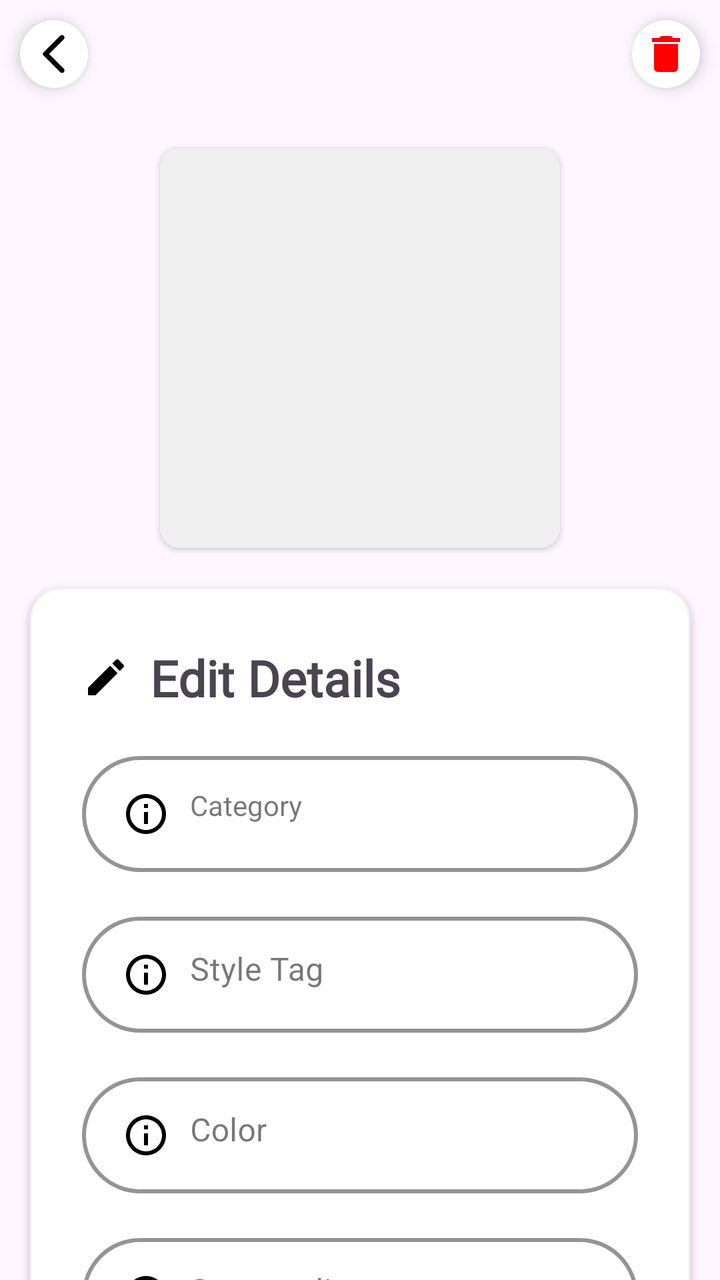
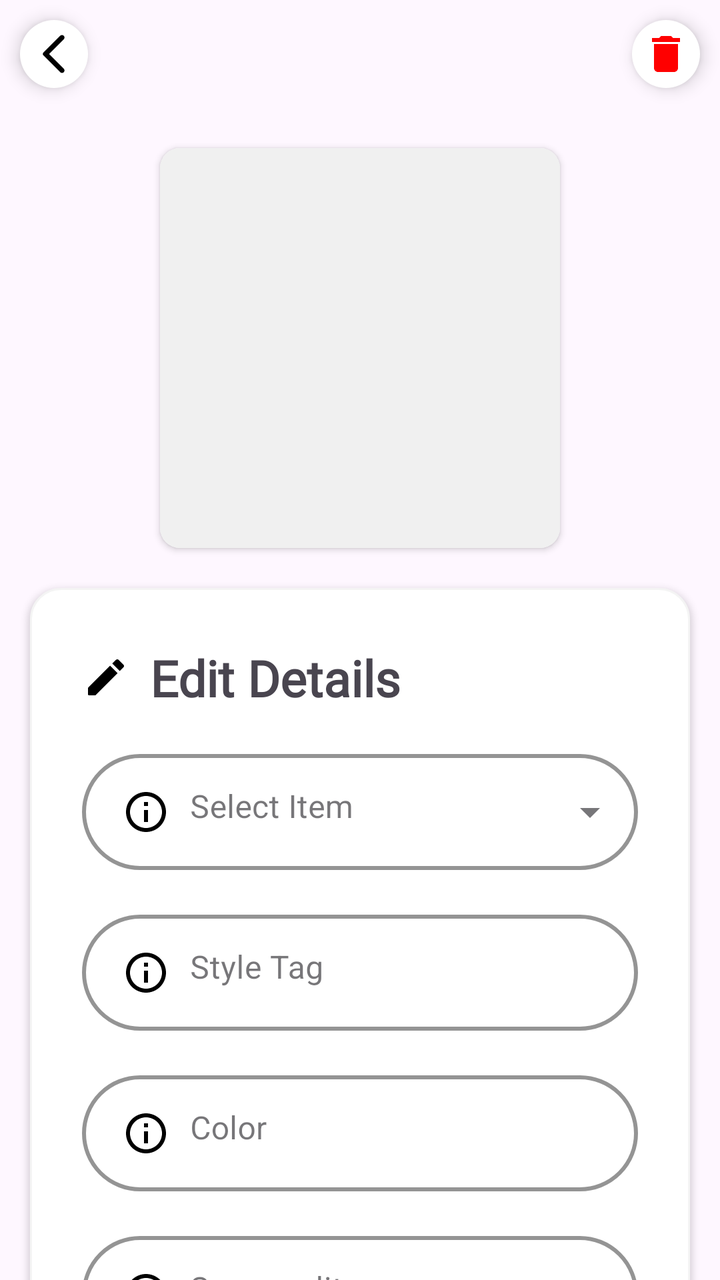

An Android layout rendered at two revisions. The XML below is the earlier revision; the diff shows what the commit changed to produce the second picture.
<!-- AndroidManifest.xml: application theme Theme.StyleWIZ_vol2 -->
<!-- res/layout/fragment_edit_details.xml -->
<?xml version="1.0" encoding="utf-8"?>
<LinearLayout xmlns:android="http://schemas.android.com/apk/res/android"
    xmlns:tools="http://schemas.android.com/tools"
    android:layout_width="match_parent"
    android:layout_height="match_parent"
    xmlns:app="http://schemas.android.com/apk/res-auto"
    android:orientation="vertical"
    tools:context=".EditDetailsFragment">

    <LinearLayout
        android:layout_width="match_parent"
        android:layout_height="wrap_content"
        android:orientation="horizontal"
        android:gravity="center_vertical">

        <ImageView
            android:layout_width="wrap_content"
            android:layout_height="wrap_content"
            android:id="@+id/backEdit"
            android:layout_margin="10dp"
            android:padding="5dp"
            android:elevation="5dp"
            android:layout_gravity="center"
            android:background="@drawable/circle_shape"
            android:src="@drawable/round_arrow_back_24" />

        <View
            android:layout_width="0dp"
            android:layout_height="0dp"
            android:layout_weight="1"/>



        <ImageView
            android:layout_width="wrap_content"
            android:layout_height="wrap_content"
            android:id="@+id/deleteEdit"
            android:layout_margin="10dp"
            android:padding="5dp"
            android:elevation="5dp"
            android:layout_gravity="center"
            android:background="@drawable/circle_shape"
            android:src="@drawable/baseline_delete_24"
            app:tint="@color/red"/>


    </LinearLayout>


    <ScrollView
        android:layout_width="match_parent"
        android:layout_height="match_parent"
        android:clipToPadding="false"
        android:padding="5dp"
        android:scrollbars="none"
        app:layout_behavior="@string/appbar_scrolling_view_behavior">

        <LinearLayout
            android:layout_width="match_parent"
            android:layout_height="wrap_content"
            android:layout_marginTop="5dp"
            android:clipToPadding="false"
            android:orientation="vertical"
            android:padding="10dp">

            <androidx.cardview.widget.CardView
                android:layout_width="200dp"
                android:layout_height="200dp"
                app:cardCornerRadius="10dp"
                android:layout_gravity="center">

                <ImageView
                    android:id="@+id/editDetailsImage"
                    android:layout_width="match_parent"
                    android:layout_height="match_parent"
                    android:adjustViewBounds="true"
                    android:scaleType="centerCrop"
                    android:contentDescription="Detail Image"
                    android:background="@color/light_gray"/>
            </androidx.cardview.widget.CardView>


            <LinearLayout
                android:id="@+id/linearLayoutEdit"
                android:layout_width="match_parent"
                android:layout_height="wrap_content"
                android:layout_marginTop="20dp"
                android:background="@drawable/edittextshape"
                android:orientation="vertical"
                android:padding="10dp"
                android:elevation="2dp"
                app:layout_constraintEnd_toEndOf="parent"
                app:layout_constraintStart_toStartOf="parent"
                app:layout_constraintTop_toBottomOf="@id/profileImg">


                <LinearLayout
                    android:layout_width="match_parent"
                    android:layout_height="match_parent"
                    android:layout_marginLeft="8dp"
                    android:layout_marginTop="10dp"
                    android:layout_marginRight="8dp"
                    android:orientation="horizontal"
                    android:padding="8dp">


                    <TextView
                        android:id="@+id/title"
                        android:layout_width="wrap_content"
                        android:layout_height="wrap_content"
                        android:layout_weight="1"
                        android:drawableLeft="@drawable/round_edit_24"
                        android:drawablePadding="10sp"
                        android:fontFamily="@font/roboto"
                        android:text="Edit Details"
                        android:textSize="25dp"
                        android:textStyle="bold" />


                </LinearLayout>


                <LinearLayout
                    android:layout_width="match_parent"
                    android:layout_height="match_parent"
                    android:layout_marginLeft="8dp"
                    android:layout_marginRight="8dp"
                    android:orientation="horizontal"
                    android:padding="8dp">


                    <com.google.android.material.textfield.TextInputLayout
                        android:id="@+id/editCategoryDetails"
                        android:layout_width="match_parent"
                        android:layout_height="wrap_content"
                        android:hint="Category"
                        style="@style/Widget.MaterialComponents.TextInputLayout.OutlinedBox"
                        app:boxBackgroundMode="outline"
                        app:boxStrokeWidth="2dp"
                        app:boxStrokeColor="@color/black"
                        app:boxCornerRadiusTopStart="30dp"
                        app:boxCornerRadiusTopEnd="30dp"
                        app:boxCornerRadiusBottomStart="30dp"
                        app:boxCornerRadiusBottomEnd="30dp"
                        app:hintTextColor="@color/blue"
                        app:hintTextAppearance="@style/FloatingHintStyle">

                        <com.google.android.material.textfield.TextInputEditText
                            android:layout_width="match_parent"
                            android:layout_height="wrap_content"
                            style="@style/Widget.MaterialComponents.TextInputLayout.OutlinedBox"
                            android:textColor="@color/black"
                            android:paddingStart="20dp"
                            android:drawableLeft="@drawable/outline_info_24"
                            android:drawablePadding="10dp"
                            android:gravity="start"/>

                    </com.google.android.material.textfield.TextInputLayout>


                </LinearLayout>


                <LinearLayout
                    android:layout_width="match_parent"
                    android:layout_height="match_parent"
                    android:layout_marginLeft="8dp"
                    android:layout_marginRight="8dp"
                    android:orientation="horizontal"
                    android:padding="8dp">


                    <com.google.android.material.textfield.TextInputLayout
                        android:id="@+id/editStyleTagDetails"
                        android:layout_width="match_parent"
                        android:layout_height="wrap_content"
                        android:hint="Style Tag"
                        style="@style/Widget.MaterialComponents.TextInputLayout.OutlinedBox"
                        app:boxBackgroundMode="outline"
                        app:boxStrokeWidth="2dp"
                        app:boxStrokeColor="@color/black"
                        app:boxCornerRadiusTopStart="30dp"
                        app:boxCornerRadiusTopEnd="30dp"
                        app:boxCornerRadiusBottomStart="30dp"
                        app:boxCornerRadiusBottomEnd="30dp"
                        app:hintTextColor="@color/blue"
                        app:hintTextAppearance="@style/FloatingHintStyle">

                        <com.google.android.material.textfield.TextInputEditText
                            android:layout_width="match_parent"
                            android:layout_height="wrap_content"
                            android:textColor="@color/black"
                            android:paddingStart="20dp"
                            android:drawableLeft="@drawable/outline_info_24"
                            android:drawablePadding="10dp"
                            android:gravity="start"/>
                    </com.google.android.material.textfield.TextInputLayout>


                </LinearLayout>


                <LinearLayout
                    android:layout_width="match_parent"
                    android:layout_height="match_parent"
                    android:layout_marginLeft="8dp"
                    android:layout_marginRight="8dp"
                    android:orientation="horizontal"
                    android:padding="8dp">


                    <com.google.android.material.textfield.TextInputLayout
                        android:id="@+id/editColorDetails"
                        android:layout_width="match_parent"
                        android:layout_height="wrap_content"
                        android:hint="Color"
                        style="@style/Widget.MaterialComponents.TextInputLayout.OutlinedBox"
                        app:boxBackgroundMode="outline"
                        app:boxStrokeWidth="2dp"
                        app:boxStrokeColor="@color/black"
                        app:boxCornerRadiusTopStart="30dp"
                        app:boxCornerRadiusTopEnd="30dp"
                        app:boxCornerRadiusBottomStart="30dp"
                        app:boxCornerRadiusBottomEnd="30dp"
                        app:hintTextColor="@color/blue"
                        app:hintTextAppearance="@style/FloatingHintStyle">

                        <com.google.android.material.textfield.TextInputEditText
                            android:layout_width="match_parent"
                            android:layout_height="wrap_content"
                            android:textColor="@color/black"
                            android:paddingStart="20dp"
                            android:drawableLeft="@drawable/outline_info_24"
                            android:drawablePadding="10dp"
                            android:gravity="start"/>
                    </com.google.android.material.textfield.TextInputLayout>


                </LinearLayout>



                <LinearLayout
                    android:layout_width="match_parent"
                    android:layout_height="match_parent"
                    android:layout_marginLeft="8dp"
                    android:layout_marginRight="8dp"
                    android:orientation="horizontal"
                    android:padding="8dp">


                    <com.google.android.material.textfield.TextInputLayout
                        android:id="@+id/editSeasonalityDetails"
                        android:layout_width="match_parent"
                        android:layout_height="wrap_content"
                        android:hint="Seasonality"
                        style="@style/Widget.MaterialComponents.TextInputLayout.OutlinedBox"
                        app:boxBackgroundMode="outline"
                        app:boxStrokeWidth="2dp"
                        app:boxStrokeColor="@color/black"
                        app:boxCornerRadiusTopStart="30dp"
                        app:boxCornerRadiusTopEnd="30dp"
                        app:boxCornerRadiusBottomStart="30dp"
                        app:boxCornerRadiusBottomEnd="30dp"
                        app:hintTextColor="@color/blue"
                        app:hintTextAppearance="@style/FloatingHintStyle">

                        <com.google.android.material.textfield.TextInputEditText
                            android:layout_width="match_parent"
                            android:layout_height="wrap_content"
                            android:textColor="@color/black"
                            android:paddingStart="20dp"
                            android:drawableLeft="@drawable/outline_info_24"
                            android:drawablePadding="10dp"
                            android:gravity="start"/>
                    </com.google.android.material.textfield.TextInputLayout>


                </LinearLayout>



                <LinearLayout
                    android:layout_width="match_parent"
                    android:layout_height="match_parent"
                    android:layout_marginLeft="8dp"
                    android:layout_marginRight="8dp"
                    android:orientation="horizontal"
                    android:padding="8dp">


                    <com.google.android.material.textfield.TextInputLayout
                        android:id="@+id/editDescriptionDetails"
                        android:layout_width="match_parent"
                        android:layout_height="wrap_content"
                        android:hint="Description"
                        style="@style/Widget.MaterialComponents.TextInputLayout.OutlinedBox"
                        app:boxBackgroundMode="outline"
                        app:boxStrokeWidth="2dp"
                        app:boxStrokeColor="@color/black"
                        app:boxCornerRadiusTopStart="30dp"
                        app:boxCornerRadiusTopEnd="30dp"
                        app:boxCornerRadiusBottomStart="30dp"
                        app:boxCornerRadiusBottomEnd="30dp"
                        app:hintTextColor="@color/blue"
                        app:hintTextAppearance="@style/FloatingHintStyle">

                        <com.google.android.material.textfield.TextInputEditText
                            android:layout_width="match_parent"
                            android:layout_height="wrap_content"
                            android:textColor="@color/black"
                            android:paddingStart="20dp"
                            android:drawableLeft="@drawable/outline_info_24"
                            android:drawablePadding="10dp"
                            android:gravity="start"/>
                    </com.google.android.material.textfield.TextInputLayout>


                </LinearLayout>

                <LinearLayout
                    android:layout_width="match_parent"
                    android:layout_height="match_parent"
                    android:layout_marginTop="5dp"
                    android:gravity="center_horizontal"
                    android:orientation="horizontal">


                    <Button
                        android:id="@+id/cancel_button_details"
                        android:layout_width="110dp"
                        android:layout_height="55dp"
                        android:layout_margin="10dp"
                        android:backgroundTint="@color/gray"
                        android:fontFamily="@font/roboto"
                        android:text="Cancel"
                        android:textColor="#FFFFFF"
                        android:textSize="16sp" />


                    <Button
                        android:id="@+id/save_button_details"
                        android:layout_width="110dp"
                        android:layout_height="55dp"
                        android:layout_margin="10dp"
                        android:backgroundTint="@color/blue"
                        android:fontFamily="@font/roboto"
                        android:text="Save"
                        android:textColor="#FFFFFF"
                        android:textSize="16sp" />


                </LinearLayout>


            </LinearLayout>


        </LinearLayout>

    </ScrollView>


</LinearLayout>
<!-- resources referenced by this layout -->
<resources>
  <color name="black">#FF000000</color>
  <color name="blue">#2196F3</color>
  <color name="gray">#B0B0B0</color>
  <color name="light_gray">#F0F0F0</color>
  <color name="red">#FF0000</color>
  <!-- drawable baseline_delete_24 (drawable) -->
  <vector android:height="24dp" android:tint="#000000"
      android:viewportHeight="24" android:viewportWidth="24"
      android:width="24dp" xmlns:android="http://schemas.android.com/apk/res/android">
      <path android:fillColor="@android:color/white" android:pathData="M6,19c0,1.1 0.9,2 2,2h8c1.1,0 2,-0.9 2,-2V7H6v12zM19,4h-3.5l-1,-1h-5l-1,1H5v2h14V4z"/>
  </vector>
  <!-- drawable circle_shape (drawable) -->
  <?xml version="1.0" encoding="utf-8"?>
  <shape xmlns:android="http://schemas.android.com/apk/res/android">
      <solid android:color="#FFFFFF" /> 
      <corners android:radius="50dp" /> 
  </shape>
  <!-- drawable edittextshape (drawable) -->
  <?xml version="1.0" encoding="utf-8"?>
  <shape xmlns:android="http://schemas.android.com/apk/res/android">
      <solid android:color="@color/white"/>
      <corners android:radius="15dp"/>
      <stroke android:color="#f4f4f4" android:width="1dp"/>
  </shape>
  <!-- drawable outline_info_24 (drawable) -->
  <vector android:height="24dp" android:tint="#000000"
      android:viewportHeight="24" android:viewportWidth="24"
      android:width="24dp" xmlns:android="http://schemas.android.com/apk/res/android">
      <path android:fillColor="@android:color/white" android:pathData="M11,7h2v2h-2zM11,11h2v6h-2zM12,2C6.48,2 2,6.48 2,12s4.48,10 10,10 10,-4.48 10,-10S17.52,2 12,2zM12,20c-4.41,0 -8,-3.59 -8,-8s3.59,-8 8,-8 8,3.59 8,8 -3.59,8 -8,8z"/>
  </vector>
  <!-- drawable round_arrow_back_24 (drawable) -->
  <vector android:height="24dp" android:tint="#000000"
      android:viewportHeight="24" android:viewportWidth="24"
      android:width="24dp" xmlns:android="http://schemas.android.com/apk/res/android">
      <path android:fillColor="@android:color/white" android:pathData="M16.88,2.88L16.88,2.88c-0.49,-0.49 -1.28,-0.49 -1.77,0l-8.41,8.41c-0.39,0.39 -0.39,1.02 0,1.41l8.41,8.41c0.49,0.49 1.28,0.49 1.77,0l0,0c0.49,-0.49 0.49,-1.28 0,-1.77L9.54,12l7.35,-7.35C17.37,4.16 17.37,3.37 16.88,2.88z"/>
  </vector>
  <!-- drawable round_edit_24 (drawable) -->
  <vector android:height="24dp" android:tint="#000000"
      android:viewportHeight="24" android:viewportWidth="24"
      android:width="24dp" xmlns:android="http://schemas.android.com/apk/res/android">
      <path android:fillColor="@android:color/white" android:pathData="M3,17.46v3.04c0,0.28 0.22,0.5 0.5,0.5h3.04c0.13,0 0.26,-0.05 0.35,-0.15L17.81,9.94l-3.75,-3.75L3.15,17.1c-0.1,0.1 -0.15,0.22 -0.15,0.36zM20.71,7.04c0.39,-0.39 0.39,-1.02 0,-1.41l-2.34,-2.34c-0.39,-0.39 -1.02,-0.39 -1.41,0l-1.83,1.83 3.75,3.75 1.83,-1.83z"/>
  </vector>
  <style name="FloatingHintStyle" parent="TextAppearance.MaterialComponents.Caption">
          <item name="android:textSize">14sp</item>
          <item name="android:letterSpacing">0.1</item> 
          <item name="android:fontFamily">@font/roboto</item>
      </style>
  <style name="Theme.StyleWIZ_vol2" parent="Base.Theme.StyleWIZ_vol2" />
  <color name="white">#FFFFFFFF</color>
  <style name="Base.Theme.StyleWIZ_vol2" parent="Theme.Material3.DayNight.NoActionBar">
          
          
      </style>
</resources>

<!-- the commit's change to res/layout/fragment_edit_details.xml (unified diff, before → after) -->
@@ -47,9 +47,10 @@
     </LinearLayout>
 
 
-    <ScrollView
+    <androidx.core.widget.NestedScrollView
         android:layout_width="match_parent"
         android:layout_height="match_parent"
+        android:fillViewport="true"
         android:clipToPadding="false"
         android:padding="5dp"
         android:scrollbars="none"
@@ -133,29 +134,28 @@
                         android:id="@+id/editCategoryDetails"
                         android:layout_width="match_parent"
                         android:layout_height="wrap_content"
-                        android:hint="Category"
-                        style="@style/Widget.MaterialComponents.TextInputLayout.OutlinedBox"
-                        app:boxBackgroundMode="outline"
-                        app:boxStrokeWidth="2dp"
-                        app:boxStrokeColor="@color/black"
-                        app:boxCornerRadiusTopStart="30dp"
-                        app:boxCornerRadiusTopEnd="30dp"
-                        app:boxCornerRadiusBottomStart="30dp"
-                        app:boxCornerRadiusBottomEnd="30dp"
-                        app:hintTextColor="@color/blue"
-                        app:hintTextAppearance="@style/FloatingHintStyle">
-
-                        <com.google.android.material.textfield.TextInputEditText
-                            android:layout_width="match_parent"
-                            android:layout_height="wrap_content"
-                            style="@style/Widget.MaterialComponents.TextInputLayout.OutlinedBox"
-                            android:textColor="@color/black"
-                            android:paddingStart="20dp"
-                            android:drawableLeft="@drawable/outline_info_24"
-                            android:drawablePadding="10dp"
-                            android:gravity="start"/>
-
-                    </com.google.android.material.textfield.TextInputLayout>
+                        android:hint="@string/select"
+                        style="@style/Widget.MaterialComponents.TextInputLayout.OutlinedBox.ExposedDropdownMenu"
+                        app:boxBackgroundMode="outline"
+                        app:boxStrokeWidth="2dp"
+                        app:boxStrokeColor="@color/black"
+                        app:boxCornerRadiusTopStart="30dp"
+                        app:boxCornerRadiusTopEnd="30dp"
+                        app:boxCornerRadiusBottomStart="30dp"
+                        app:boxCornerRadiusBottomEnd="30dp"
+                        app:hintTextColor="@color/blue">
+
+                        <AutoCompleteTextView
+                            android:id="@+id/categoryDropdown"
+                            android:layout_width="match_parent"
+                            android:layout_height="wrap_content"
+                            android:textColor="@color/black"
+                            android:drawableStart="@drawable/outline_info_24"
+                            android:paddingStart="20dp"
+                            android:drawablePadding="10dp"
+                            android:gravity="start"/>
+                    </com.google.android.material.textfield.TextInputLayout>
+
 
 
                 </LinearLayout>
@@ -184,6 +184,7 @@
                         app:boxCornerRadiusBottomStart="30dp"
                         app:boxCornerRadiusBottomEnd="30dp"
                         app:hintTextColor="@color/blue"
+                        app:cursorColor="@color/blue"
                         app:hintTextAppearance="@style/FloatingHintStyle">
 
                         <com.google.android.material.textfield.TextInputEditText
@@ -358,7 +359,7 @@
 
         </LinearLayout>
 
-    </ScrollView>
+    </androidx.core.widget.NestedScrollView>
 
 
 </LinearLayout>
<!-- resource entries referenced after the edit -->
@@ -42,6 +42,7 @@
       android:width="24dp" xmlns:android="http://schemas.android.com/apk/res/android">
       <path android:fillColor="@android:color/white" android:pathData="M3,17.46v3.04c0,0.28 0.22,0.5 0.5,0.5h3.04c0.13,0 0.26,-0.05 0.35,-0.15L17.81,9.94l-3.75,-3.75L3.15,17.1c-0.1,0.1 -0.15,0.22 -0.15,0.36zM20.71,7.04c0.39,-0.39 0.39,-1.02 0,-1.41l-2.34,-2.34c-0.39,-0.39 -1.02,-0.39 -1.41,0l-1.83,1.83 3.75,3.75 1.83,-1.83z"/>
   </vector>
+  <string name="select">Select Item</string>
   <style name="FloatingHintStyle" parent="TextAppearance.MaterialComponents.Caption">
           <item name="android:textSize">14sp</item>
           <item name="android:letterSpacing">0.1</item> 
